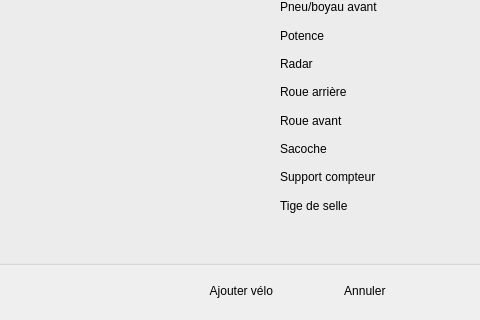
First picture: the form in sources/Bikes/bikedialog.ui, repository Endo13/BikeEquipmentManager, before the edit; both pictures show x 189 to 669 and y 406 to 726 of the 953 by 726 pixel window.
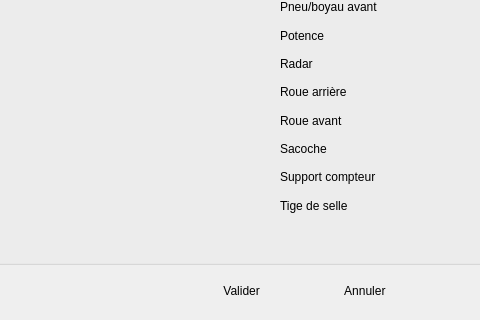
Second picture: the form after the edit. Icons and pictures are not drawn.

```diff
--- a/sources/Bikes/bikedialog.ui
+++ b/sources/Bikes/bikedialog.ui
@@ -26,7 +26,7 @@
     <item>
      <widget class="QPushButton" name="add_pushButton">
       <property name="text">
-       <string> Ajouter vélo</string>
+       <string> Valider</string>
       </property>
       <property name="icon">
        <iconset resource="../ressources/ressources.qrc">
```
Left out of the diff: 2 changed lines with no effect on the pictures.
